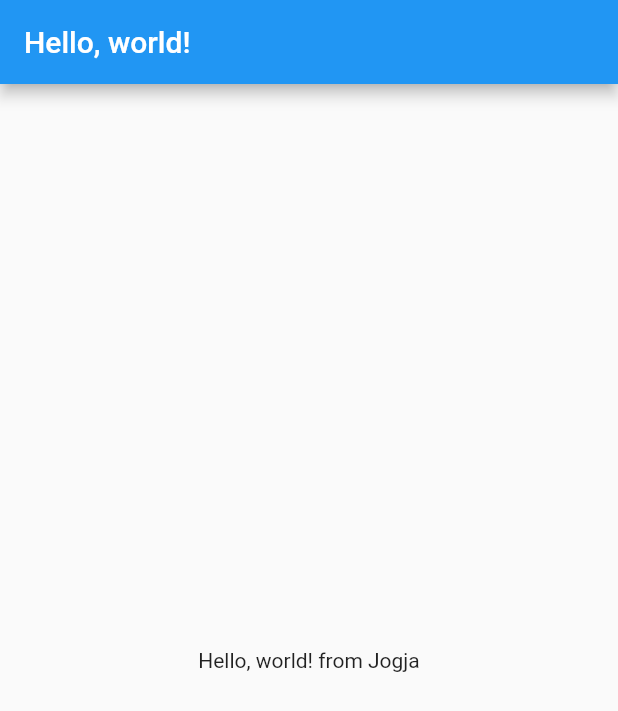
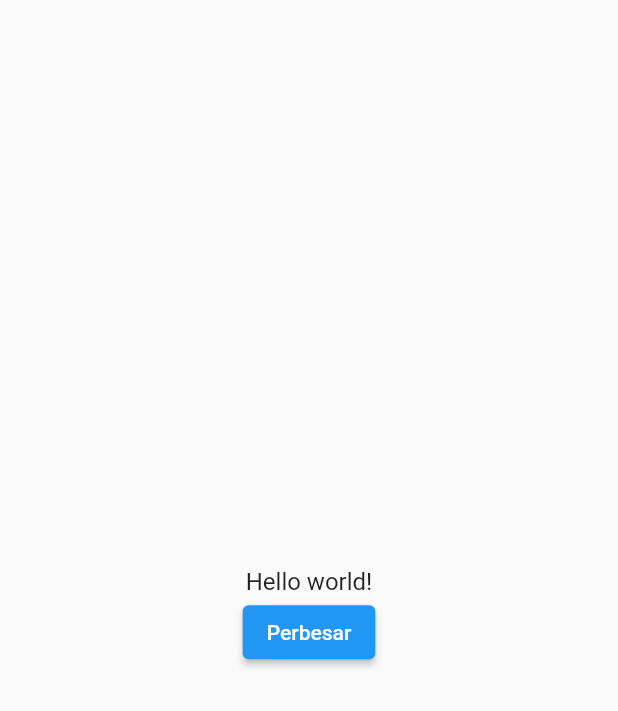
Before and after one commit to yusufstawan/hello-world-flutter, a Flutter app: the screen it shows after launch, on a phone screen of 412 x 824 dp. Shown: the top 711 px of the screen. Run offline on Flutter 3.47's test engine with Material 2 defaults, Android fonts, the phone set to English and light mode, and no system bars.

Commit message:
add dependencies, stateless widget, stateful widget

```diff
--- a/lib/main.dart
+++ b/lib/main.dart
@@ -1,10 +1,10 @@
 import 'package:flutter/material.dart';
 
-void main() {
-  runApp(MyApp());
-}
+void main() => runApp(MyApp());
 
 class MyApp extends StatelessWidget {
+  const MyApp({Key? key}) : super(key: key);
+
   @override
   Widget build(BuildContext context) {
     return MaterialApp(
@@ -12,14 +12,59 @@ class MyApp extends StatelessWidget {
       theme: ThemeData(
         primarySwatch: Colors.blue,
       ),
-      home: Scaffold(
-        appBar: AppBar(
-          title: Text('Hello, world!'),
-        ),
+      home: const Scaffold(
         body: Center(
-          child: Text('Hello, world! from Jogja'),
+          child: BiggerText(text: "Hello world!"),
         ),
       ),
     );
   }
 }
+
+class Heading extends StatelessWidget {
+  final String text;
+
+  const Heading({Key? key, required this.text}) : super(key: key);
+
+  @override
+  Widget build(BuildContext context) {
+    return Text(
+      text,
+      style: const TextStyle(
+        fontSize: 24.0,
+        fontWeight: FontWeight.bold,
+      ),
+    );
+  }
+}
+
+class BiggerText extends StatefulWidget {
+  final String text;
+
+  const BiggerText({Key? key, required this.text}) : super(key: key);
+
+  @override
+  _BiggerTextState createState() => _BiggerTextState();
+}
+
+class _BiggerTextState extends State<BiggerText> {
+  double _textSize = 16.0;
+
+  @override
+  Widget build(BuildContext context) {
+    return Column(
+      mainAxisAlignment: MainAxisAlignment.center,
+      children: <Widget>[
+        Text(widget.text, style: TextStyle(fontSize: _textSize)),
+        ElevatedButton(
+          child: const Text("Perbesar"),
+          onPressed: () {
+            setState(() {
+              _textSize = 32.0;
+            });
+          },
+        )
+      ],
+    );
+  }
+}
```
Also changed, not shown: pubspec.yaml (+3 -4 lines), pubspec.lock.
